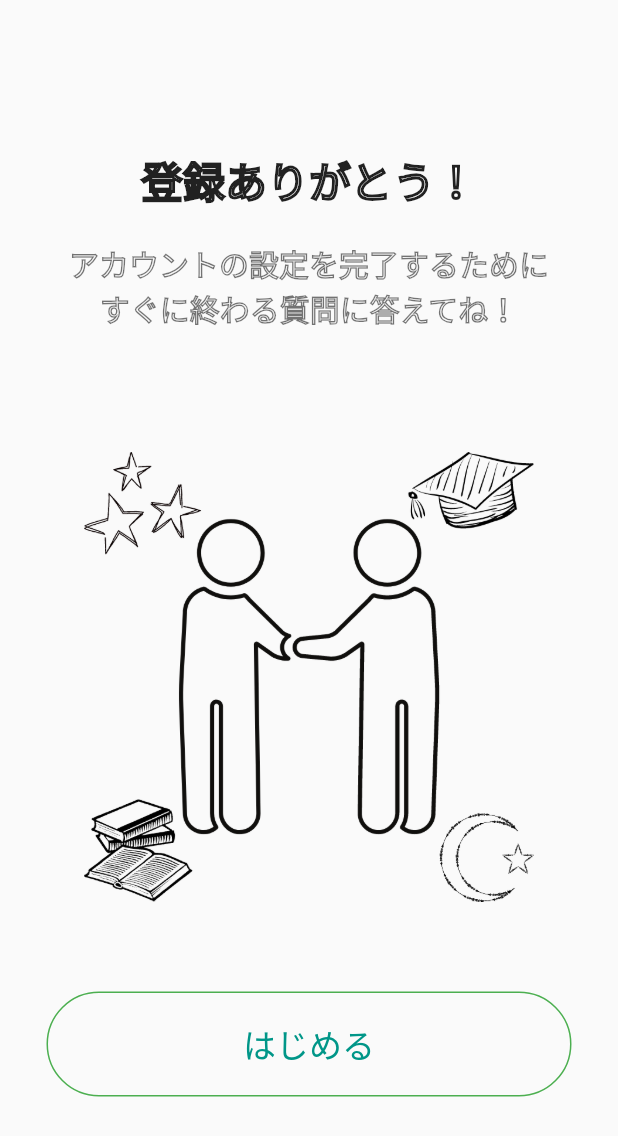
After one commit to takuowake/inshin, a Flutter app: the screen it shows after launch, on a phone screen of 412 x 824 dp. The commit adds this screen. Shown: the top 1136 px of the screen. Run offline on Flutter 3.47's test engine with Material 2 defaults, Android fonts, the phone set to English and light mode, and no system bars.

Commit message:
🍀登録完了ページのUI

```diff
--- a/lib/main.dart
+++ b/lib/main.dart
@@ -1,5 +1,7 @@
 import 'package:flutter/material.dart';
-import 'package:inshin/view/pages/privacy_policy.dart';
+import 'package:inshin/view/pages/privacy_policy_page.dart';
+
+import 'view/pages/start_up_page.dart';
 
 void main() {
   runApp(const MyApp());
@@ -15,7 +17,7 @@ class MyApp extends StatelessWidget {
       theme: ThemeData(
         primarySwatch: Colors.blue,
       ),
-      home: const PrivacyPolicyPage(),
+      home: const StartUpPage(),
     );
   }
 }
--- /dev/null
+++ b/lib/view/pages/start_up_page.dart
@@ -0,0 +1,76 @@
+import 'package:flutter/material.dart';
+
+class StartUpPage extends StatefulWidget {
+  const StartUpPage({Key? key}) : super(key: key);
+
+  @override
+  State<StartUpPage> createState() => _StartUpPageState();
+}
+
+class _StartUpPageState extends State<StartUpPage> {
+  @override
+  Widget build(BuildContext context) {
+    return Scaffold(
+      body: Center(
+        child: Column(
+          crossAxisAlignment: CrossAxisAlignment.center,
+          children: [
+            Padding(
+              padding: const EdgeInsets.only(top: 100.0, bottom: 20.0),
+              child: Text(
+                '登録ありがとう！',
+                style: TextStyle(
+                  fontSize: 28,
+                  foreground: Paint()
+                    ..style = PaintingStyle.stroke
+                    ..strokeWidth = 2
+                    ..color = Colors.black87,
+                ),
+              ),
+            ),
+            Text(
+              'アカウントの設定を完了するために\nすぐに終わる質問に答えてね！',
+              textAlign: TextAlign.center,
+              style: TextStyle(
+                fontSize: 20,
+                foreground: Paint()
+                  ..style = PaintingStyle.stroke
+                  ..strokeWidth = 1
+                  ..color = Colors.black54,
+              ),
+            ),
+            Padding(
+              padding: const EdgeInsets.only(top: 80.0, bottom: 50.0),
+              child: Container(
+                width: 300,
+                height: 300,
+                child: Image.asset(
+                  'assets/images/start_page_icon.png',
+                  fit: BoxFit.cover,
+                ),
+              ),
+            ),
+            Padding(
+              padding: const EdgeInsets.all(10.0),
+              child: SizedBox(
+                width: 350,
+                height: 70,
+                child: OutlinedButton(
+                  child: const Text(
+                    'はじめる',
+                    style: TextStyle(fontSize: 22),
+                  ),
+                  style: OutlinedButton.styleFrom(
+                    foregroundColor: Colors.teal, shape: const StadiumBorder(),
+                    side: const BorderSide(color: Colors.green),
+                  ),
+                  onPressed: () {},
+                ),
+              ),
+            ),
+          ],
+        ),
+      ),
+    );
+  }
+}
--- a/pubspec.yaml
+++ b/pubspec.yaml
@@ -77,6 +77,7 @@ flutter:
   # To add assets to your application, add an assets section, like this:
   assets:
     - assets/images/inshin_white.png
+    - assets/images/start_page_icon.png
 
   # An image asset can refer to one or more resolution-specific "variants", see
   # https://flutter.dev/assets-and-images/#resolution-aware
```
Also changed, not shown: assets/images/start_page_icon.png (added), lib/view/pages/privacy_policy_page.dart (renamed from lib/view/pages/privacy_policy.dart), lib/view/pages/terms_of_use_page.dart (renamed from lib/view/pages/terms_of_use.dart).
